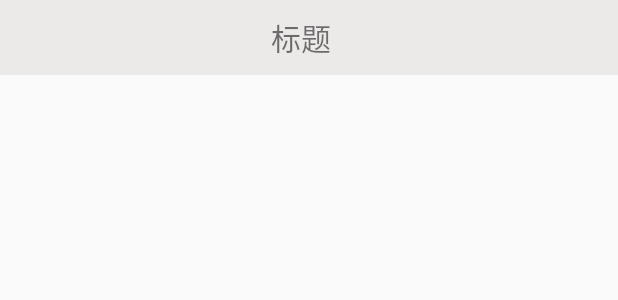
After one commit to Ssl975205540/AroundAPP, an Android app: the layout video_title_layout.xml on its own in the app's theme, with its tools: preview values and no code run, on a phone screen of 412 x 824 dp. The commit adds this screen. Shown: the top 300 px of the screen. Run offline under Robolectric (Android 15) with nearby library versions, the phone set to English and light mode, and no system bars.

Commit message:
视频界面设置通用的标题栏

```diff
--- a/app/src/main/java/lanou/around/video/VideoFragment.java
+++ b/app/src/main/java/lanou/around/video/VideoFragment.java
@@ -1,4 +1,7 @@
 package lanou.around.video;
+
+import android.widget.ImageButton;
+import android.widget.TextView;
 
 import lanou.around.R;
 import lanou.around.base.BaseFragment;
@@ -9,13 +12,20 @@ import lanou.around.base.BaseFragment;
 
 public class VideoFragment extends BaseFragment {
 
+    private TextView video_title;
+    private ImageButton video_code;
     @Override
     protected int setContentView() {
         return R.layout.video_fragment;
+        //设置标题栏
+
     }
 
     @Override
     protected void initViews() {
+        video_title = findView(R.id.video_title_tv);
+        video_code = findView(R.id.video_code);
+
 
     }
 
@@ -26,6 +36,8 @@ public class VideoFragment extends BaseFragment {
 
     @Override
     protected void initData() {
+       video_title.setText("视频");
+        video_code.setImageResource(R.mipmap.ic_launcher);
 
     }
 
--- a/app/src/main/res/layout/video_fragment.xml
+++ b/app/src/main/res/layout/video_fragment.xml
@@ -2,5 +2,9 @@
 <LinearLayout xmlns:android="http://schemas.android.com/apk/res/android"
     android:orientation="vertical" android:layout_width="match_parent"
     android:layout_height="match_parent">
+    <include
+         layout="@layout/video_title_layout">
+    </include>
+
 
 </LinearLayout>
--- /dev/null
+++ b/app/src/main/res/layout/video_title_layout.xml
@@ -0,0 +1,30 @@
+<?xml version="1.0" encoding="utf-8"?>
+<LinearLayout xmlns:android="http://schemas.android.com/apk/res/android"
+    android:orientation="horizontal" android:layout_width="match_parent"
+    android:layout_height="match_parent">
+
+    <LinearLayout
+        android:layout_width="match_parent"
+        android:layout_height="wrap_content"
+        android:background="#ece9e9"
+        android:orientation="horizontal">
+        <TextView
+            android:id="@+id/video_title_tv"
+            android:layout_width="wrap_content"
+            android:layout_height="wrap_content"
+            android:layout_margin="10dp"
+            android:layout_weight="1"
+            android:gravity="center"
+            android:text="标题"
+            android:textSize="20sp"/>
+        <ImageButton
+            android:id="@+id/video_code"
+            android:layout_width="wrap_content"
+            android:layout_height="match_parent"
+            android:layout_margin="5dp"
+            android:background="#ece9e9"
+            />
+
+    </LinearLayout>
+
+</LinearLayout>
```
